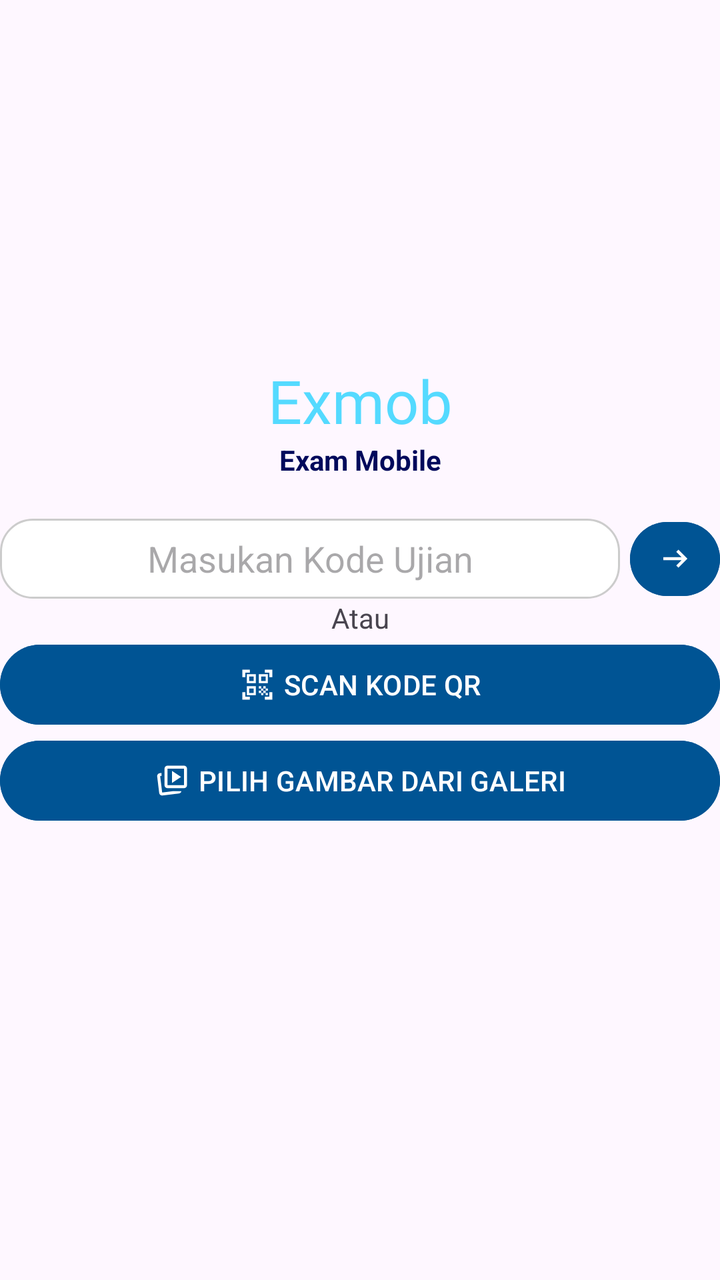
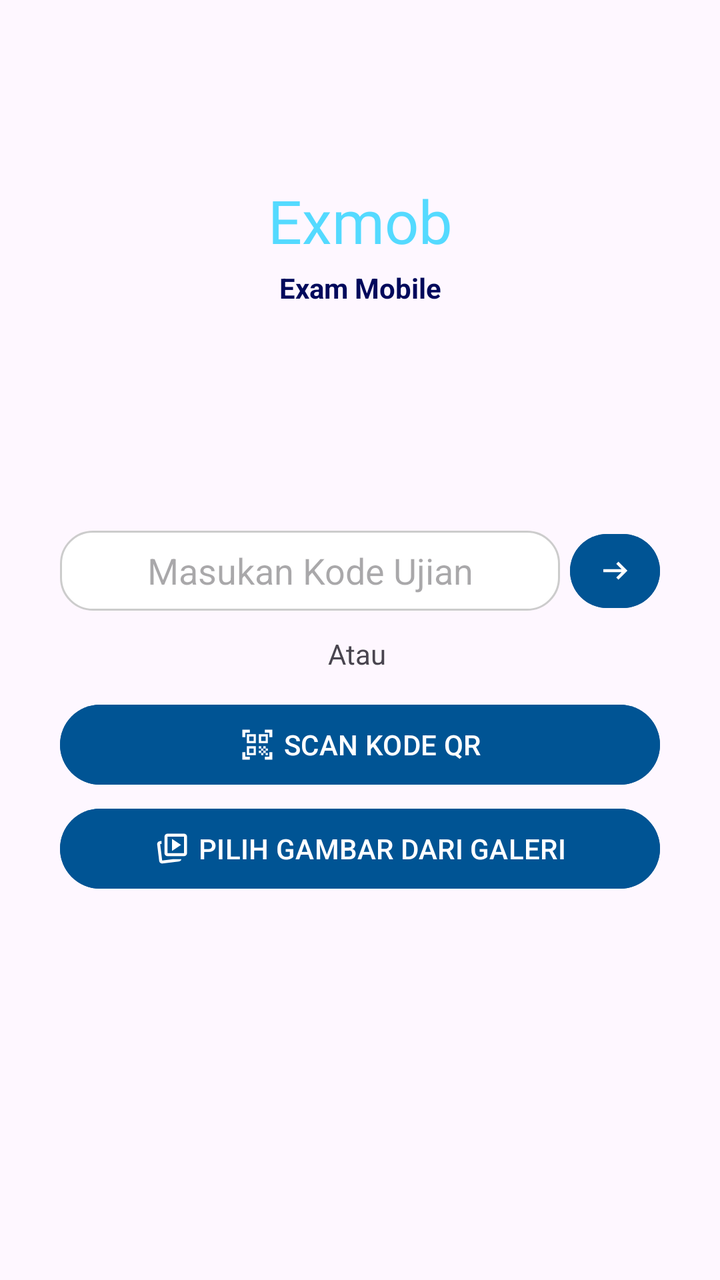

Before-and-after screenshots of an Android layout around one commit, followed by the original layout XML and the change that was made.
<!-- AndroidManifest.xml: application theme Theme.Exmob_revisi -->
<!-- res/layout/scan_page.xml -->
<?xml version="1.0" encoding="utf-8"?>
<androidx.constraintlayout.widget.ConstraintLayout xmlns:android="http://schemas.android.com/apk/res/android"
    xmlns:app="http://schemas.android.com/apk/res-auto"
    xmlns:tools="http://schemas.android.com/tools"
    android:id="@+id/main"
    android:layout_width="match_parent"
    android:layout_height="match_parent"
    tools:context=".scan_page"
    android:layout_marginHorizontal="30dp"
    >

    <TextView
        android:id="@+id/header1"
        android:layout_width="wrap_content"
        android:layout_height="wrap_content"
        android:text="Exmob"
        android:fontFamily="@font/pacifico"
        android:textSize="30sp"
        android:textColor="#54DAFF"
        app:layout_constraintBottom_toBottomOf="parent"
        app:layout_constraintEnd_toEndOf="parent"
        app:layout_constraintStart_toStartOf="parent"
        app:layout_constraintTop_toTopOf="parent"
        app:layout_constraintVertical_bias="0.3"
        />

    <TextView
        android:id="@+id/header2"
        android:layout_width="wrap_content"
        android:layout_height="wrap_content"
        android:text="Exam Mobile"
        android:textColor="#00095B"
        android:textStyle="bold"
        app:layout_constraintEnd_toEndOf="parent"
        app:layout_constraintStart_toStartOf="parent"
        app:layout_constraintTop_toBottomOf="@+id/header1" />
    
    <EditText
        android:id="@+id/txtKodeUjian"
        android:layout_width="0dp"
        android:layout_height="40dp"
        android:hint="Masukan Kode Ujian"
        android:layout_marginTop="20dp"
        android:textAlignment="center"
        android:background="@drawable/rounded_edittext"
        app:layout_constraintTop_toBottomOf="@+id/header2"
        app:layout_constraintStart_toStartOf="parent"
        app:layout_constraintEnd_toEndOf="parent"
        app:layout_constraintEnd_toStartOf="@+id/btnCari"
        android:layout_marginEnd="5dp"
        />

    <com.google.android.material.button.MaterialButton
        android:id="@+id/btnCari"
        android:layout_width="45dp"
        android:layout_height="45dp"
        android:backgroundTint="#005494"

        app:icon="@drawable/outline_arrow_right_alt_24"
        app:iconTint="#FFFFFF"
        app:iconPadding="0dp"
        app:iconGravity="textStart"

        app:layout_constraintTop_toTopOf="@id/txtKodeUjian"
        app:layout_constraintBottom_toBottomOf="@id/txtKodeUjian"
        app:layout_constraintEnd_toEndOf="parent"/>
        />

    <TextView
        android:id="@+id/atau"
        android:layout_width="wrap_content"
        android:layout_height="wrap_content"
        android:text="Atau"
        app:layout_constraintEnd_toEndOf="parent"
        app:layout_constraintStart_toStartOf="parent"
        app:layout_constraintTop_toBottomOf="@+id/txtKodeUjian"
        />

    <com.google.android.material.button.MaterialButton
        android:id="@+id/btnScan"
        android:layout_width="0dp"
        android:layout_height="wrap_content"
        android:text="SCAN KODE QR"
        android:backgroundTint="#005494"
        app:icon="@drawable/baseline_qr_code_scanner_24"
        app:iconTint="#FFFFFF"
        app:iconPadding="4dp"
        app:iconGravity="textStart"
        app:layout_constraintTop_toBottomOf="@id/atau"
        app:layout_constraintStart_toStartOf="parent"
        app:layout_constraintEnd_toEndOf="parent"/>

    <com.google.android.material.button.MaterialButton
        android:id="@+id/btnPickImage"
        android:layout_width="0dp"
        android:layout_height="wrap_content"
        android:text="PILIH GAMBAR DARI GALERI"
        android:backgroundTint="#005494"
        app:icon="@drawable/image"
        app:iconTint="#FFFFFF"
        app:iconPadding="4dp"
        app:iconGravity="textStart"
        app:layout_constraintTop_toBottomOf="@id/btnScan"
        app:layout_constraintStart_toStartOf="parent"
        app:layout_constraintEnd_toEndOf="parent"/>

</androidx.constraintlayout.widget.ConstraintLayout>
<!-- resources referenced by this layout -->
<resources>
  <!-- drawable baseline_qr_code_scanner_24 (drawable) -->
  <vector xmlns:android="http://schemas.android.com/apk/res/android" android:height="24dp" android:tint="#FFFFFF" android:viewportHeight="24" android:viewportWidth="24" android:width="24dp">
        
      <path android:fillColor="@android:color/white" android:pathData="M9.5,6.5v3h-3v-3H9.5M11,5H5v6h6V5L11,5zM9.5,14.5v3h-3v-3H9.5M11,13H5v6h6V13L11,13zM17.5,6.5v3h-3v-3H17.5M19,5h-6v6h6V5L19,5zM13,13h1.5v1.5H13V13zM14.5,14.5H16V16h-1.5V14.5zM16,13h1.5v1.5H16V13zM13,16h1.5v1.5H13V16zM14.5,17.5H16V19h-1.5V17.5zM16,16h1.5v1.5H16V16zM17.5,14.5H19V16h-1.5V14.5zM17.5,17.5H19V19h-1.5V17.5zM22,7h-2V4h-3V2h5V7zM22,22v-5h-2v3h-3v2H22zM2,22h5v-2H4v-3H2V22zM2,2v5h2V4h3V2H2z"/>
      
  </vector>
  <!-- drawable image (drawable) -->
  <vector xmlns:android="http://schemas.android.com/apk/res/android" android:height="24dp" android:tint="#FFFFFF" android:viewportHeight="960" android:viewportWidth="960" android:width="24dp">
        
      <path android:fillColor="@android:color/white" android:pathData="M480,540L720,380L480,220L480,540ZM508,760L732,760Q725,786 708,802Q691,818 664,822L228,875Q195,880 168.5,859.5Q142,839 138,806L85,369Q81,336 101,310Q121,284 154,280L200,274L200,354L164,359Q164,359 164,359Q164,359 164,359L218,796Q218,796 218,796Q218,796 218,796L508,760ZM360,680Q327,680 303.5,656.5Q280,633 280,600L280,160Q280,127 303.5,103.5Q327,80 360,80L800,80Q833,80 856.5,103.5Q880,127 880,160L880,600Q880,633 856.5,656.5Q833,680 800,680L360,680ZM360,600L800,600Q800,600 800,600Q800,600 800,600L800,160Q800,160 800,160Q800,160 800,160L360,160Q360,160 360,160Q360,160 360,160L360,600Q360,600 360,600Q360,600 360,600ZM580,380Q580,380 580,380Q580,380 580,380L580,380Q580,380 580,380Q580,380 580,380L580,380Q580,380 580,380Q580,380 580,380L580,380Q580,380 580,380Q580,380 580,380ZM218,796L218,796L218,796L218,796L218,796Q218,796 218,796Q218,796 218,796Z"/>
      
  </vector>
  <!-- drawable outline_arrow_right_alt_24 (drawable) -->
  <vector xmlns:android="http://schemas.android.com/apk/res/android" android:autoMirrored="true" android:height="24dp" android:tint="#FFFFFF" android:viewportHeight="960" android:viewportWidth="960" android:width="24dp">
        
      <path android:fillColor="@android:color/white" android:pathData="M560,720L504,662L646,520L160,520L160,440L646,440L504,298L560,240L800,480L560,720Z"/>
      
  </vector>
  <!-- drawable rounded_edittext (drawable) -->
  <?xml version="1.0" encoding="utf-8"?>
  <shape xmlns:android="http://schemas.android.com/apk/res/android">
  
      
      <solid android:color="#FFFFFF"/>
  
      
      <corners android:radius="16dp"/>
  
      
      <stroke
          android:width="1dp"
          android:color="#CCCCCC"/>
  
  </shape>
  <style name="Theme.Exmob_revisi" parent="Base.Theme.Exmob_revisi" />
  <style name="Base.Theme.Exmob_revisi" parent="Theme.Material3.DayNight.NoActionBar">
          
          
      </style>
</resources>

<!-- the commit's change to res/layout/scan_page.xml (unified diff, before → after) -->
@@ -1,54 +1,67 @@
 <?xml version="1.0" encoding="utf-8"?>
-<androidx.constraintlayout.widget.ConstraintLayout xmlns:android="http://schemas.android.com/apk/res/android"
+<androidx.constraintlayout.widget.ConstraintLayout
+    xmlns:android="http://schemas.android.com/apk/res/android"
     xmlns:app="http://schemas.android.com/apk/res-auto"
     xmlns:tools="http://schemas.android.com/tools"
     android:id="@+id/main"
     android:layout_width="match_parent"
     android:layout_height="match_parent"
     tools:context=".scan_page"
-    android:layout_marginHorizontal="30dp"
     >
+
+    <androidx.constraintlayout.widget.Guideline
+        android:id="@+id/guideStart"
+        android:layout_width="wrap_content"
+        android:layout_height="wrap_content"
+        android:orientation="vertical"
+        app:layout_constraintGuide_begin="30dp"
+       />
+
+    <androidx.constraintlayout.widget.Guideline
+        android:id="@+id/guideEnd"
+        android:layout_width="wrap_content"
+        android:layout_height="wrap_content"
+        android:orientation="vertical"
+        app:layout_constraintGuide_end="30dp"/>
+
+    <androidx.constraintlayout.widget.Guideline
+        android:id="@+id/guideAtas"
+        android:layout_width="wrap_content"
+        android:layout_height="wrap_content"
+        android:orientation="horizontal"
+        app:layout_constraintGuide_begin="90dp"
+        />
+
 
     <TextView
         android:id="@+id/header1"
         android:layout_width="wrap_content"
         android:layout_height="wrap_content"
+        android:layout_marginBottom="4dp"
+        android:fontFamily="@font/pacifico"
         android:text="Exmob"
-        android:fontFamily="@font/pacifico"
+        android:textColor="#54DAFF"
         android:textSize="30sp"
-        android:textColor="#54DAFF"
-        app:layout_constraintBottom_toBottomOf="parent"
-        app:layout_constraintEnd_toEndOf="parent"
-        app:layout_constraintStart_toStartOf="parent"
-        app:layout_constraintTop_toTopOf="parent"
-        app:layout_constraintVertical_bias="0.3"
-        />
+
+        app:layout_constraintBottom_toTopOf="@+id/header2"
+        app:layout_constraintEnd_toStartOf="@+id/guideEnd"
+        app:layout_constraintHorizontal_bias="0.5"
+        app:layout_constraintStart_toEndOf="@+id/guideStart"
+        app:layout_constraintTop_toTopOf="@+id/guideAtas" />
 
     <TextView
         android:id="@+id/header2"
         android:layout_width="wrap_content"
         android:layout_height="wrap_content"
+        android:layout_marginBottom="112dp"
         android:text="Exam Mobile"
         android:textColor="#00095B"
+
         android:textStyle="bold"
+        app:layout_constraintBottom_toTopOf="@+id/txtKodeUjian"
         app:layout_constraintEnd_toEndOf="parent"
-        app:layout_constraintStart_toStartOf="parent"
-        app:layout_constraintTop_toBottomOf="@+id/header1" />
-    
-    <EditText
-        android:id="@+id/txtKodeUjian"
-        android:layout_width="0dp"
-        android:layout_height="40dp"
-        android:hint="Masukan Kode Ujian"
-        android:layout_marginTop="20dp"
-        android:textAlignment="center"
-        android:background="@drawable/rounded_edittext"
-        app:layout_constraintTop_toBottomOf="@+id/header2"
-        app:layout_constraintStart_toStartOf="parent"
-        app:layout_constraintEnd_toEndOf="parent"
-        app:layout_constraintEnd_toStartOf="@+id/btnCari"
-        android:layout_marginEnd="5dp"
-        />
+        app:layout_constraintHorizontal_bias="0.5"
+        app:layout_constraintStart_toStartOf="parent" />
 
     <com.google.android.material.button.MaterialButton
         android:id="@+id/btnCari"
@@ -57,51 +70,70 @@
         android:backgroundTint="#005494"
 
         app:icon="@drawable/outline_arrow_right_alt_24"
+        app:iconGravity="textStart"
+        app:iconPadding="0dp"
         app:iconTint="#FFFFFF"
-        app:iconPadding="0dp"
+
+        app:layout_constraintBottom_toBottomOf="@id/txtKodeUjian"
+        app:layout_constraintEnd_toStartOf="@+id/guideEnd"
+        app:layout_constraintTop_toTopOf="@id/txtKodeUjian" />
+
+    <com.google.android.material.button.MaterialButton
+        android:id="@+id/btnScan"
+        android:layout_width="0dp"
+        android:layout_height="wrap_content"
+        android:backgroundTint="#005494"
+        android:text="SCAN KODE QR"
+        app:icon="@drawable/baseline_qr_code_scanner_24"
         app:iconGravity="textStart"
+        app:iconPadding="4dp"
+        app:iconTint="#FFFFFF"
+        app:layout_constraintBottom_toTopOf="@+id/btnPickImage"
+        app:layout_constraintEnd_toStartOf="@+id/guideEnd"
+        app:layout_constraintHorizontal_bias="0.0"
+        app:layout_constraintStart_toStartOf="@+id/guideStart" />
 
-        app:layout_constraintTop_toTopOf="@id/txtKodeUjian"
-        app:layout_constraintBottom_toBottomOf="@id/txtKodeUjian"
-        app:layout_constraintEnd_toEndOf="parent"/>
-        />
+    <com.google.android.material.button.MaterialButton
+        android:id="@+id/btnPickImage"
+        android:layout_width="0dp"
+        android:layout_height="wrap_content"
+        android:layout_marginTop="4dp"
+        android:backgroundTint="#005494"
+        android:text="PILIH GAMBAR DARI GALERI"
+        app:icon="@drawable/image"
+        app:iconGravity="textStart"
+        app:iconPadding="4dp"
+
+        app:iconTint="#FFFFFF"
+        app:layout_constraintEnd_toStartOf="@+id/guideEnd"
+        app:layout_constraintHorizontal_bias="0.0"
+        app:layout_constraintStart_toStartOf="@+id/guideStart"
+        app:layout_constraintTop_toBottomOf="@id/btnScan" />
 
     <TextView
         android:id="@+id/atau"
         android:layout_width="wrap_content"
         android:layout_height="wrap_content"
+
+        android:layout_marginBottom="12dp"
         android:text="Atau"
-        app:layout_constraintEnd_toEndOf="parent"
-        app:layout_constraintStart_toStartOf="parent"
-        app:layout_constraintTop_toBottomOf="@+id/txtKodeUjian"
-        />
+        app:layout_constraintBottom_toTopOf="@+id/btnScan"
+        app:layout_constraintEnd_toStartOf="@+id/guideEnd"
+        app:layout_constraintHorizontal_bias="0.495"
+        app:layout_constraintStart_toStartOf="@+id/guideStart" />
 
-    <com.google.android.material.button.MaterialButton
-        android:id="@+id/btnScan"
+    <EditText
+        android:id="@+id/txtKodeUjian"
         android:layout_width="0dp"
-        android:layout_height="wrap_content"
-        android:text="SCAN KODE QR"
-        android:backgroundTint="#005494"
-        app:icon="@drawable/baseline_qr_code_scanner_24"
-        app:iconTint="#FFFFFF"
-        app:iconPadding="4dp"
-        app:iconGravity="textStart"
-        app:layout_constraintTop_toBottomOf="@id/atau"
-        app:layout_constraintStart_toStartOf="parent"
-        app:layout_constraintEnd_toEndOf="parent"/>
-
-    <com.google.android.material.button.MaterialButton
-        android:id="@+id/btnPickImage"
-        android:layout_width="0dp"
-        android:layout_height="wrap_content"
-        android:text="PILIH GAMBAR DARI GALERI"
-        android:backgroundTint="#005494"
-        app:icon="@drawable/image"
-        app:iconTint="#FFFFFF"
-        app:iconPadding="4dp"
-        app:iconGravity="textStart"
-        app:layout_constraintTop_toBottomOf="@id/btnScan"
-        app:layout_constraintStart_toStartOf="parent"
-        app:layout_constraintEnd_toEndOf="parent"/>
+        android:layout_height="40dp"
+        android:layout_marginEnd="5dp"
+        android:layout_marginBottom="12dp"
+        android:background="@drawable/rounded_edittext"
+        android:hint="Masukan Kode Ujian"
+        android:textAlignment="center"
+        app:layout_constraintBottom_toTopOf="@+id/atau"
+        app:layout_constraintEnd_toStartOf="@+id/btnCari"
+        app:layout_constraintHorizontal_bias="1.0"
+        app:layout_constraintStart_toStartOf="@+id/guideStart" />
 
 </androidx.constraintlayout.widget.ConstraintLayout>
